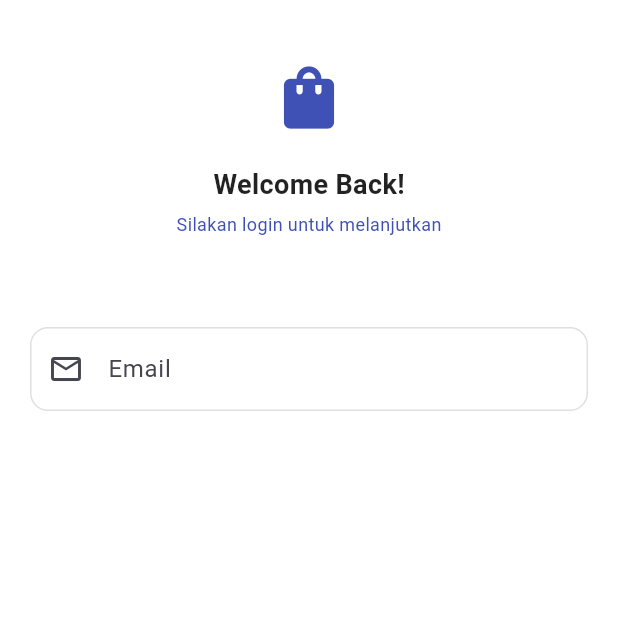
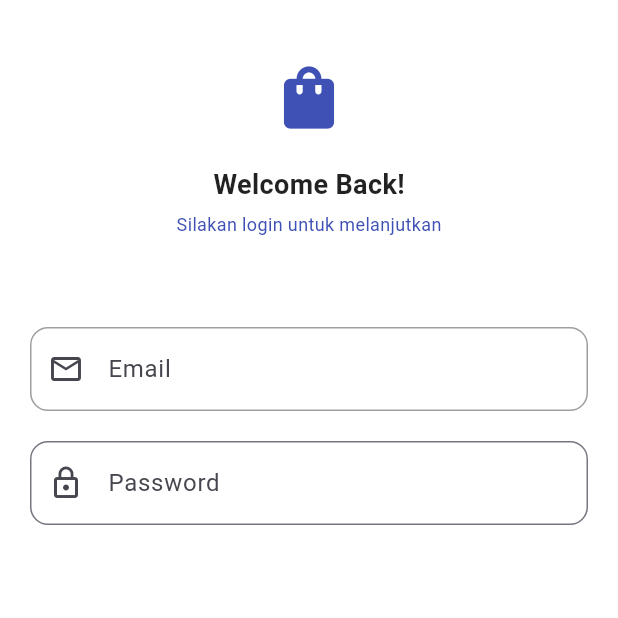
Before and after one commit to Mariariaardyanti/KB1179-1123150050-uts, a Flutter app: the Login screen opened directly, on a phone screen of 412 x 824 dp, the top half of it. Run offline on Flutter 3.47's test engine with Material 3 defaults, Android fonts, the phone set to English and light mode, and no system bars.

Commit message:
feat: label password inc wrapping

```diff
--- a/lib/screen/login.dart
+++ b/lib/screen/login.dart
@@ -46,7 +46,7 @@ class Login extends StatelessWidget {
                     ),
                     enabledBorder: OutlineInputBorder(
                       borderRadius: BorderRadius.circular(12),
-                      borderSide: BorderSide(color: Colors.grey[300]!),
+                      borderSide: BorderSide(color: Colors.grey[500]!),
                     ),
                     focusedBorder: const OutlineInputBorder(
                       borderRadius: BorderRadius.all(Radius.circular(12)),
@@ -54,6 +54,18 @@ class Login extends StatelessWidget {
                     ),
                   ),
                 ),
+                const SizedBox(height: 20),
+              TextField(
+                obscureText: true,
+                decoration: InputDecoration(
+                  labelText: 'Password',
+                  hintText: 'Masukkan password anda',
+                  prefixIcon: const Icon(Icons.lock_outline),
+                  border: OutlineInputBorder(
+                    borderRadius: BorderRadius.circular(12),
+                  ),
+                ),
+              ),
               ],
             ),
           ),
```
